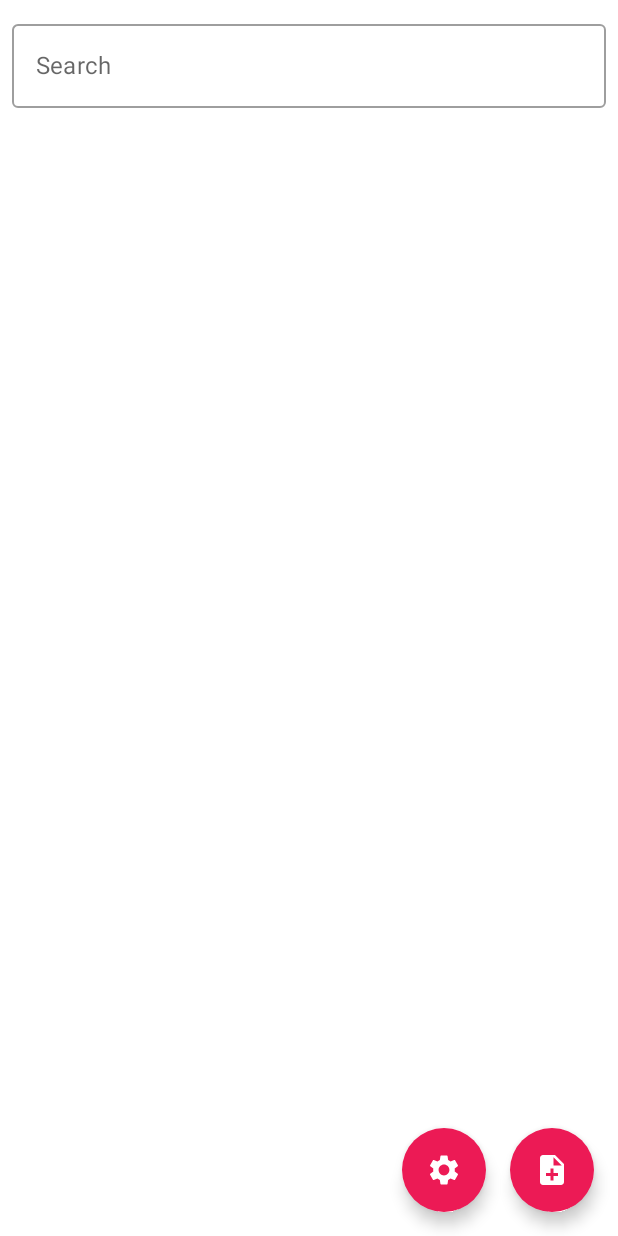
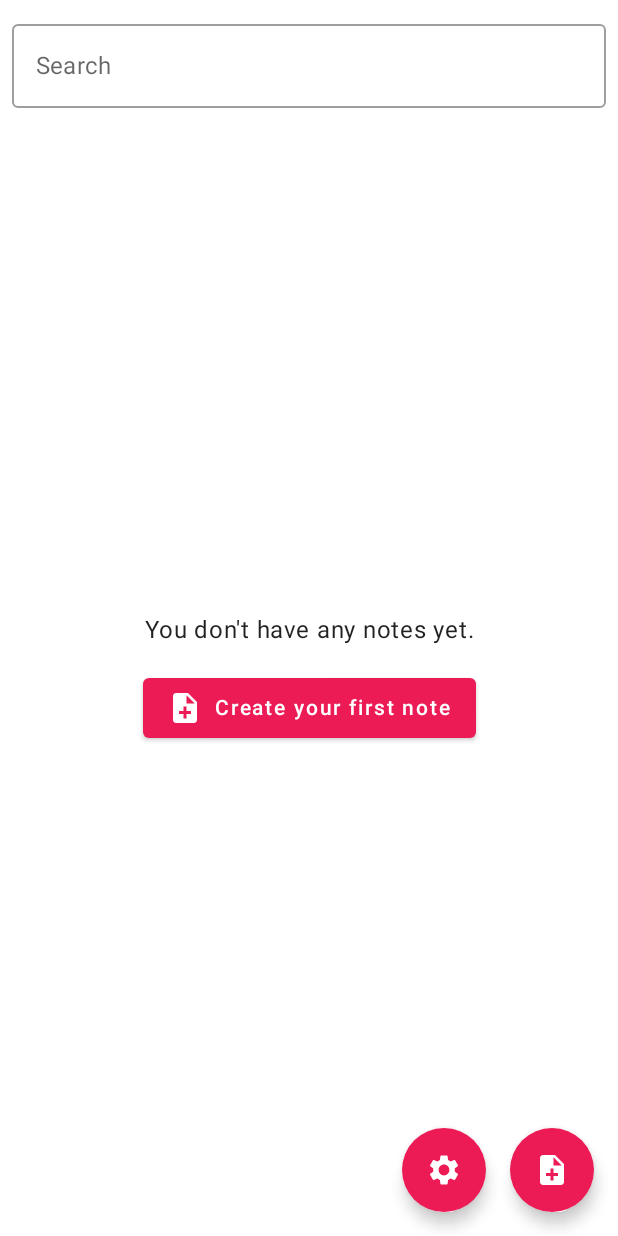
Before and after one commit to nickprice101/StarbuckNoteTaker, an Android app built with Jetpack Compose: the NoteListScreen screen opened through its navigation route, on a phone screen of 412 x 824 dp. Run offline under Robolectric (Android 15) with nearby library versions, the phone set to English and light mode, and no system bars; 7 statements that could not run were skipped.

Commit message:
Show empty state when no notes match search

```diff
--- a/app/src/main/java/com/example/starbucknotetaker/ui/NoteListScreen.kt
+++ b/app/src/main/java/com/example/starbucknotetaker/ui/NoteListScreen.kt
@@ -27,6 +27,7 @@ import androidx.compose.ui.graphics.Color
 import androidx.compose.ui.platform.LocalFocusManager
 import androidx.compose.ui.platform.LocalDensity
 import androidx.compose.ui.text.font.FontWeight
+import androidx.compose.ui.text.style.TextAlign
 import androidx.compose.ui.text.style.TextDecoration
 import androidx.compose.ui.text.style.TextOverflow
 import androidx.compose.ui.unit.IntOffset
@@ -148,7 +149,48 @@ fun NoteListScreen(
                     .fillMaxWidth()
                     .padding(8.dp)
             )
-            LazyColumn(modifier = Modifier.fillMaxSize()) {
+            val contentModifier = Modifier
+                .fillMaxSize()
+                .padding(horizontal = 8.dp)
+            if (filtered.isEmpty()) {
+                Column(
+                    modifier = contentModifier,
+                    verticalArrangement = Arrangement.Center,
+                    horizontalAlignment = Alignment.CenterHorizontally
+                ) {
+                    Text(
+                        text = if (query.isBlank()) {
+                            "You don't have any notes yet."
+                        } else {
+                            "No notes match your search."
+                        },
+                        style = MaterialTheme.typography.body1,
+                        textAlign = TextAlign.Center
+                    )
+                    Spacer(modifier = Modifier.height(16.dp))
+                    if (query.isNotBlank()) {
+                        OutlinedButton(onClick = { query = "" }) {
+                            Text("Clear search")
+                        }
+                    } else {
+                        Button(
+                            onClick = {
+                                hideKeyboard()
+                                focusManager.clearFocus(force = true)
+                                onAddNote()
+                            }
+                        ) {
+                            Icon(
+                                Icons.AutoMirrored.Filled.NoteAdd,
+                                contentDescription = null
+                            )
+                            Spacer(modifier = Modifier.width(8.dp))
+                            Text("Create your first note")
+                        }
+                    }
+                }
+            } else {
+                LazyColumn(modifier = contentModifier) {
                     itemsIndexed(filtered, key = { _, note -> note.id }) { index, note ->
                         val showDate = index == 0 || !isSameDay(filtered[index - 1].date, note.date)
                         if (showDate) {
@@ -169,6 +211,7 @@ fun NoteListScreen(
                                 if (openNoteId == note.id) openNoteId = null
                             }
                         )
+                    }
                 }
             }
         }
```
Lines whose indentation alone changed are shown as unchanged.
